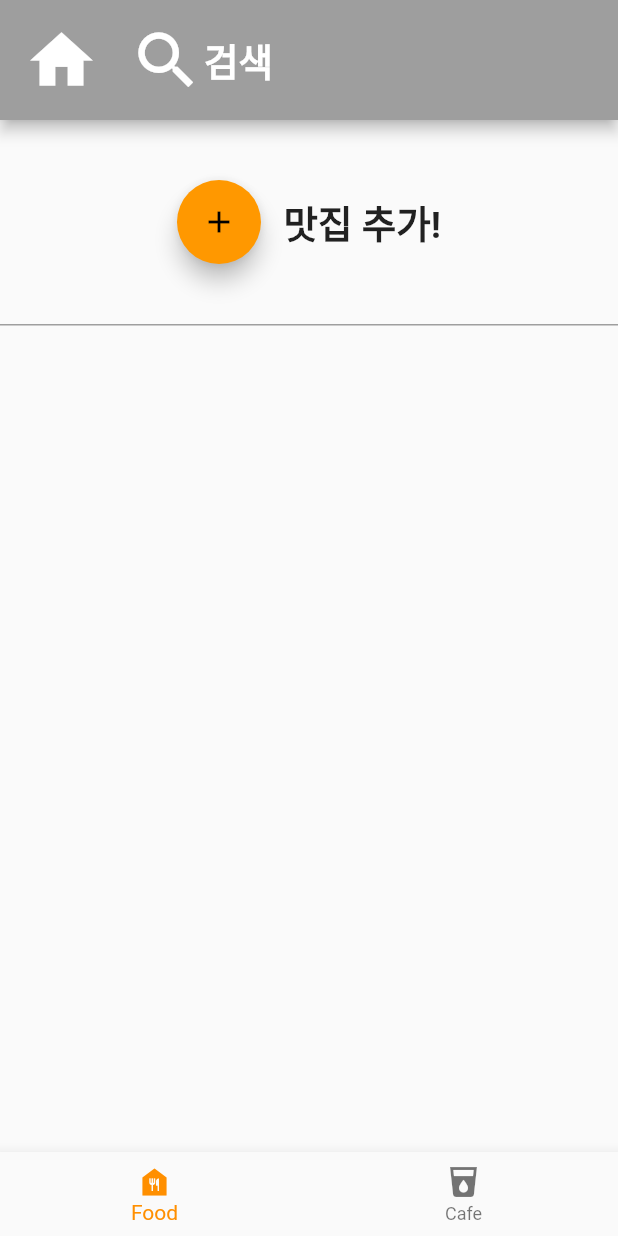
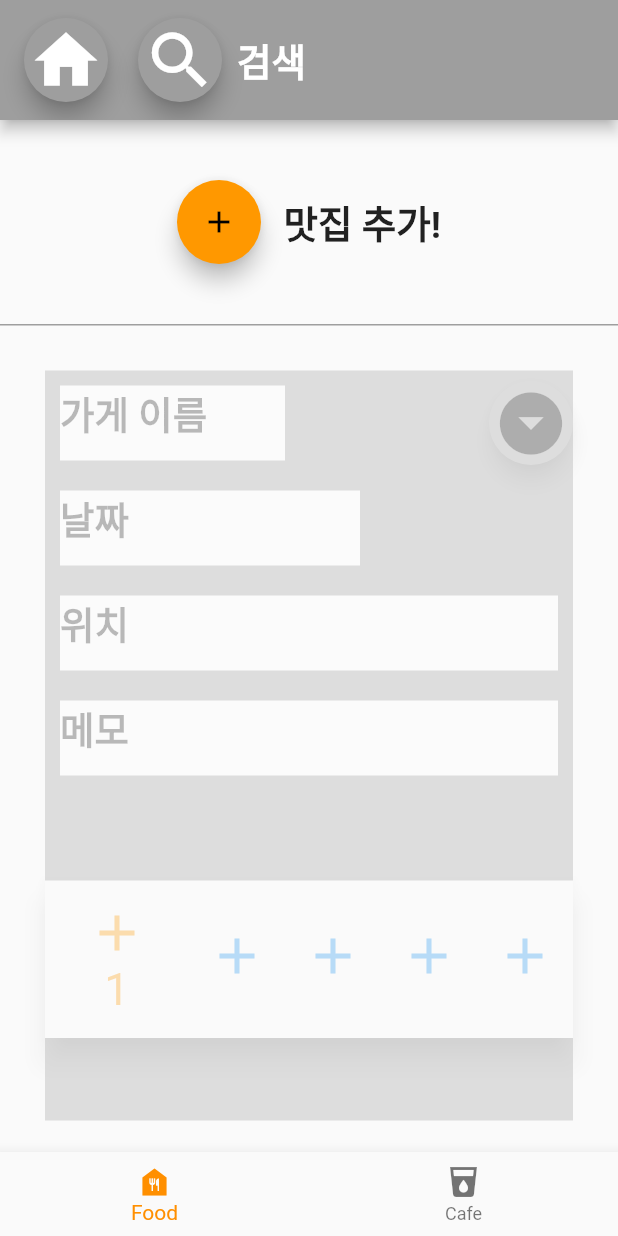
Before and after one commit to cychann/flutter-study, a Flutter app: the screen it shows after launch, on a phone screen of 412 x 824 dp. Run offline on Flutter 3.47's test engine with Material 2 defaults, Android fonts, the phone set to English and light mode, and no system bars.

Commit message:
body design

```diff
--- a/food_store/lib/main.dart
+++ b/food_store/lib/main.dart
@@ -12,7 +12,6 @@ class MyApp extends StatelessWidget {
       debugShowCheckedModeBanner: false,
       title: 'Food Store',
       theme: ThemeData(
-
         primarySwatch: Colors.blue,
       ),
       home: MyHomePage(),
@@ -21,14 +20,13 @@ class MyApp extends StatelessWidget {
 }
 
 class MyHomePage extends StatefulWidget {
-
-
   @override
   _MyHomePageState createState() => _MyHomePageState();
 }
 
 class _MyHomePageState extends State<MyHomePage> {
   int _selectedIndex = 0;
+  int _selectedScore = 0;
 
   void _onItemTapped(int index) {
     setState(() {
@@ -36,25 +34,43 @@ class _MyHomePageState extends State<MyHomePage> {
     });
   }
 
+  void _onScoreTapped(int score) {
+    setState(() {
+      _selectedScore = score;
+    });
+  }
+
   @override
   Widget build(BuildContext context) {
-
     return Scaffold(
       appBar: AppBar(
         toolbarHeight: 80,
         backgroundColor: Colors.grey,
         title: Row(
           children: [
-            Icon(Icons.home, size: 50),
+            FloatingActionButton(
+                backgroundColor: Colors.grey,
+                onPressed: () {},
+                child: Icon(
+                  Icons.home,
+                  size: 50,
+                )),
             SizedBox(width: 20),
-            Icon(Icons.search, size: 50),
-            Text(
-                "검색",
+            FloatingActionButton(
+                backgroundColor: Colors.grey,
+                onPressed: () {},
+                child: Icon(
+                  Icons.search,
+                  size: 50,
+                )),
+            Container(
+              margin: EdgeInsets.all(5.0),
+            ),
+            Text("검색",
                 style: TextStyle(
                   fontSize: 25,
                   fontWeight: FontWeight.bold,
-                )
-            ),
+                )),
           ],
         ),
       ),
@@ -76,8 +92,7 @@ class _MyHomePageState extends State<MyHomePage> {
                     child: Icon(
                       Icons.add,
                       color: Colors.black,
-                    )
-                ),
+                    )),
                 SizedBox(width: 15),
                 Text(
                   '맛집 추가!',
@@ -93,17 +108,142 @@ class _MyHomePageState extends State<MyHomePage> {
               margin: EdgeInsets.all(20.0),
             ),
 
+            Container(height: 1, width: double.maxFinite, color: Colors.grey),
+
+            Opacity(
+              opacity: 0.3,
+              child: Container(
+                margin: EdgeInsets.all(30.0),
+                color: Colors.grey,
+                width: 500.0,
+                height: 500.0,
+                child: Column(
+                  // mainAxisAlignment: MainAxisAlignment.center,
+                  crossAxisAlignment: CrossAxisAlignment.start,
+                  children: <Widget>[
+                    //Padding(padding: EdgeInsets.only(top: 300)),
+                    Row(
+                      mainAxisAlignment: MainAxisAlignment.spaceBetween,
+                      children: [
                         Container(
-                height: 1,
-                width: double.maxFinite,
-                color: Colors.grey
+                          color: Colors.white,
+                          height: 50,
+                          width: 150,
+                          margin: EdgeInsets.all(10.0),
+                          child: Text(
+                            "가게 이름",
+                            style: TextStyle(
+                              fontSize: 25,
+                              fontWeight: FontWeight.bold,
+                            ),
+                          ),
+                        ),
+                        FloatingActionButton(
+                            backgroundColor: Colors.grey,
+                            onPressed: () {},
+                            child: Icon(
+                              Icons.arrow_drop_down_circle,
+                              color: Colors.black,
+                              size: 50,
+                            )),
+                      ],
+                    ),
+                    Container(
+                      color: Colors.white,
+                      height: 50,
+                      width: 200,
+                      margin: EdgeInsets.all(10.0),
+                      child: Text(
+                        "날짜",
+                        style: TextStyle(
+                          fontSize: 25,
+                          fontWeight: FontWeight.bold,
+                        ),
+                      ),
+                    ),
+                    Container(
+                      color: Colors.white,
+                      height: 50,
+                      width: 400,
+                      margin: EdgeInsets.all(10.0),
+                      child: Text(
+                        "위치",
+                        style: TextStyle(
+                          fontSize: 25,
+                          fontWeight: FontWeight.bold,
+                        ),
+                      ),
+                    ),
+                    Container(
+                      color: Colors.white,
+                      height: 50,
+                      width: 500,
+                      margin: EdgeInsets.all(10.0),
+                      child: Text(
+                        "메모",
+                        style: TextStyle(
+                          fontSize: 25,
+                          fontWeight: FontWeight.bold,
+                        ),
+                      ),
                     ),
 
+                    Container(
+                      margin: EdgeInsets.all(30.0),
+                    ),
 
+                    BottomNavigationBar(
+                      items: <BottomNavigationBarItem>[
+                        BottomNavigationBarItem(
+                          icon: Icon(Icons.add),
+                          label: '1',
+                        ),
+                        BottomNavigationBarItem(
+                          icon: Icon(Icons.add),
+                          label: '2',
+                        ),
+                        BottomNavigationBarItem(
+                          icon: Icon(Icons.add),
+                          label: '3',
+                        ),
+                        BottomNavigationBarItem(
+                          icon: Icon(Icons.add),
+                          label: '4',
+                        ),
+                        BottomNavigationBarItem(
+                          icon: Icon(Icons.add),
+                          label: '5',
+                        ),
+                      ],
+                      iconSize: 40,
+                      currentIndex: _selectedScore,
+                      unselectedItemColor: Colors.blue,
+                      selectedItemColor: Colors.orange,
+                      selectedFontSize: 30,
+                      onTap: _onScoreTapped,
+                    ),
+
+                    // Row(
+                    //   children: [
+                    //     Icon(Icons.looks_one, size: 50),
+                    //     SizedBox(width: 20),
+                    //     Icon(Icons.search, size: 50),
+                    //     Text(
+                    //         "검색",
+                    //         style: TextStyle(
+                    //           fontSize: 25,
+                    //           fontWeight: FontWeight.bold,
+                    //         )
+                    //     ),
+                    //   ],
+                    // ),
                   ],
                 ),
               ),
-
+            ),
+          ],
+        ),
+      ),
       bottomNavigationBar: BottomNavigationBar(
         items: const <BottomNavigationBarItem>[
           BottomNavigationBarItem(
```
Lines whose indentation alone changed are shown as unchanged.
